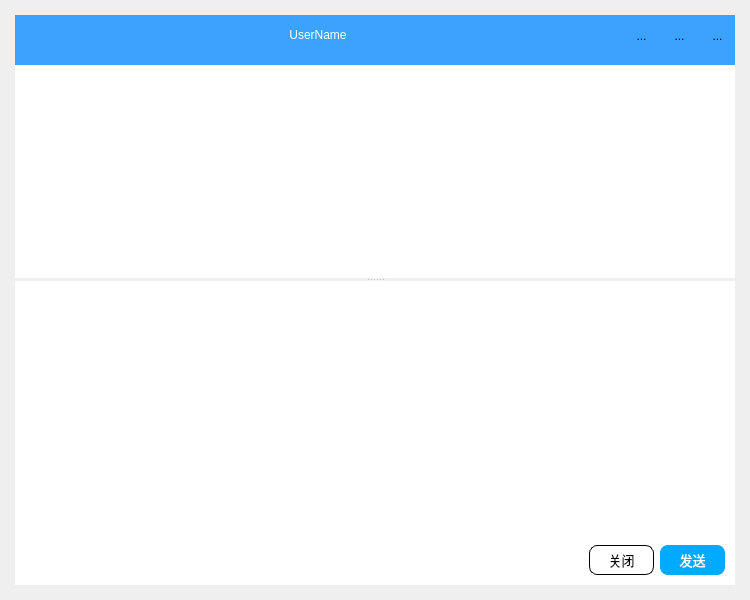
The window that QQClient/chatwindow.ui (Fantasy714/-Qt5-C-S-QQ-) describes before a commit, drawn with Qt 5.
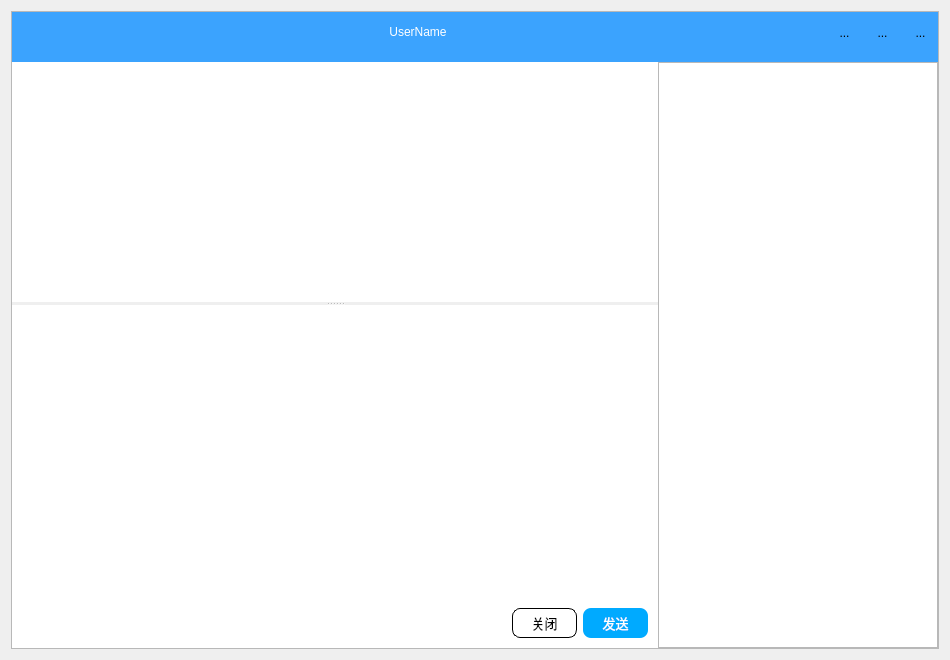
The same window after the commit. Icons and pictures are not drawn.

What changed in the file:
```diff
--- a/QQClient/chatwindow.ui
+++ b/QQClient/chatwindow.ui
@@ -6,14 +6,14 @@
    <rect>
     <x>0</x>
     <y>0</y>
-    <width>750</width>
-    <height>600</height>
+    <width>950</width>
+    <height>660</height>
    </rect>
   </property>
   <property name="minimumSize">
    <size>
-    <width>500</width>
-    <height>500</height>
+    <width>950</width>
+    <height>660</height>
    </size>
   </property>
   <property name="windowTitle">
@@ -30,22 +30,36 @@
 }
 </string>
   </property>
+  <layout class="QVBoxLayout" name="verticalLayout_5">
+   <item>
+    <widget class="QFrame" name="frame">
+     <property name="frameShape">
+      <enum>QFrame::StyledPanel</enum>
+     </property>
+     <property name="frameShadow">
+      <enum>QFrame::Raised</enum>
+     </property>
+     <layout class="QVBoxLayout" name="verticalLayout_4">
+      <property name="spacing">
+       <number>0</number>
+      </property>
+      <property name="leftMargin">
+       <number>0</number>
+      </property>
+      <property name="topMargin">
+       <number>0</number>
+      </property>
+      <property name="rightMargin">
+       <number>0</number>
+      </property>
+      <property name="bottomMargin">
+       <number>0</number>
+      </property>
+      <item>
   <layout class="QVBoxLayout" name="verticalLayout">
    <property name="spacing">
     <number>0</number>
    </property>
-   <property name="leftMargin">
-    <number>15</number>
-   </property>
-   <property name="topMargin">
-    <number>15</number>
-   </property>
-   <property name="rightMargin">
-    <number>15</number>
-   </property>
-   <property name="bottomMargin">
-    <number>15</number>
-   </property>
    <item>
     <widget class="QWidget" name="widget_3" native="true">
      <property name="minimumSize">
@@ -278,6 +292,11 @@
     </widget>
    </item>
    <item>
+         <layout class="QHBoxLayout" name="horizontalLayout_4">
+          <property name="spacing">
+           <number>0</number>
+          </property>
+          <item>
     <widget class="QSplitter" name="splitter">
      <property name="cursor">
       <cursorShape>ArrowCursor</cursorShape>
@@ -332,6 +351,57 @@
           <string notr="true">QListWidget
 {
 	border-style:none;
+}
+QScrollBar:vertical
+{
+    width:8px;
+    background:rgba(0,0,0,0%);
+    margin:0px,0px,0px,0px;
+    padding-top:9px;   // 留出9px给上面和下面的箭头
+    padding-bottom:9px;
+}
+QScrollBar::handle:vertical
+{
+    width:8px;
+    background:rgba(0,0,0,25%);
+    border-radius:4px;   // 滚动条两端变成椭圆
+    min-height:20;
+}
+QScrollBar::handle:vertical:hover
+{
+    width:8px;
+    background:rgba(0,0,0,50%);   // 鼠标放到滚动条上的时候，颜色变深
+    border-radius:4px;
+    min-height:20;
+}
+QScrollBar::add-line:vertical   // 这个应该是设置下箭头的，3.png就是箭头
+{
+    height:9px;width:8px;
+    border-image:url(:/images/a/3.png);
+    subcontrol-position:bottom;
+}
+QScrollBar::sub-line:vertical   // 设置上箭头
+{
+    height:9px;width:8px;
+    border-image:url(:/images/a/1.png);
+    subcontrol-position:top;
+}
+QScrollBar::add-line:vertical:hover   // 当鼠标放到下箭头上的时候
+{
+    height:9px;width:8px;
+    border-image:url(:/images/a/4.png);
+    subcontrol-position:bottom;
+}
+QScrollBar::sub-line:vertical:hover  // 当鼠标放到下箭头上的时候
+{
+    height:9px;width:8px;
+    border-image:url(:/images/a/2.png);
+    subcontrol-position:top;
+}
+QScrollBar::add-page:vertical,QScrollBar::sub-page:vertical   // 当滚动条滚动的时候，上面的部分和下面的部分
+{
+    background:rgba(0,0,0,10%);
+    border-radius:4px;
 }</string>
          </property>
         </widget>
@@ -748,6 +818,29 @@
        </item>
       </layout>
      </widget>
+           </widget>
+          </item>
+          <item>
+           <widget class="QListWidget" name="listWidget">
+            <property name="minimumSize">
+             <size>
+              <width>280</width>
+              <height>0</height>
+             </size>
+            </property>
+            <property name="maximumSize">
+             <size>
+              <width>280</width>
+              <height>16777215</height>
+             </size>
+            </property>
+           </widget>
+          </item>
+         </layout>
+        </item>
+       </layout>
+      </item>
+     </layout>
     </widget>
    </item>
   </layout>
```
Lines whose indentation alone changed are shown as unchanged.
